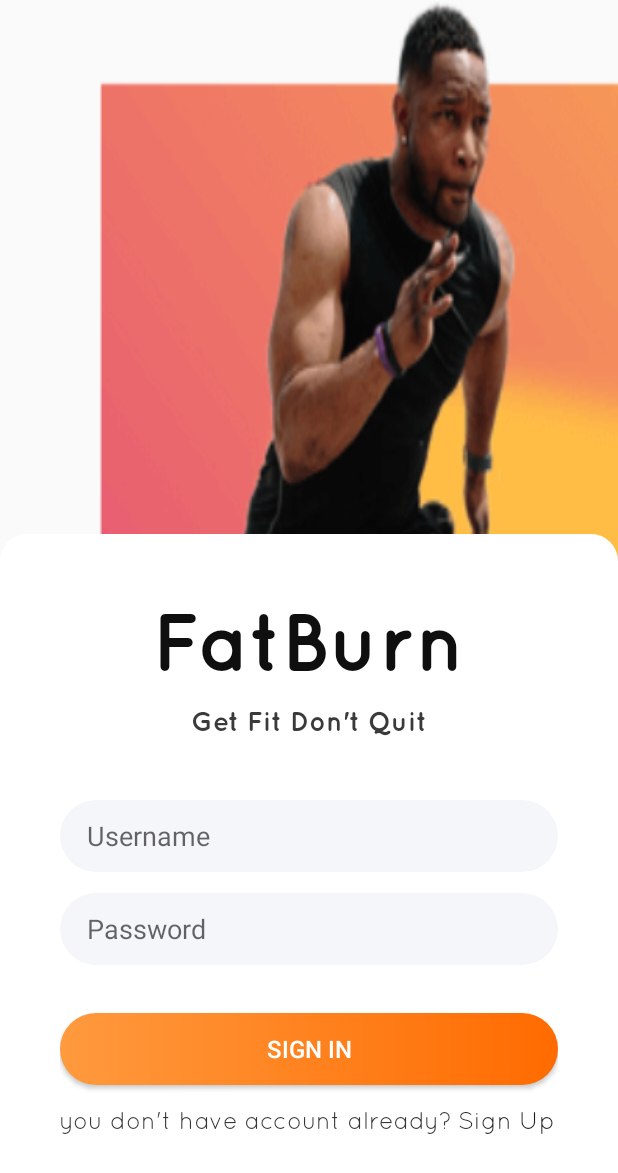
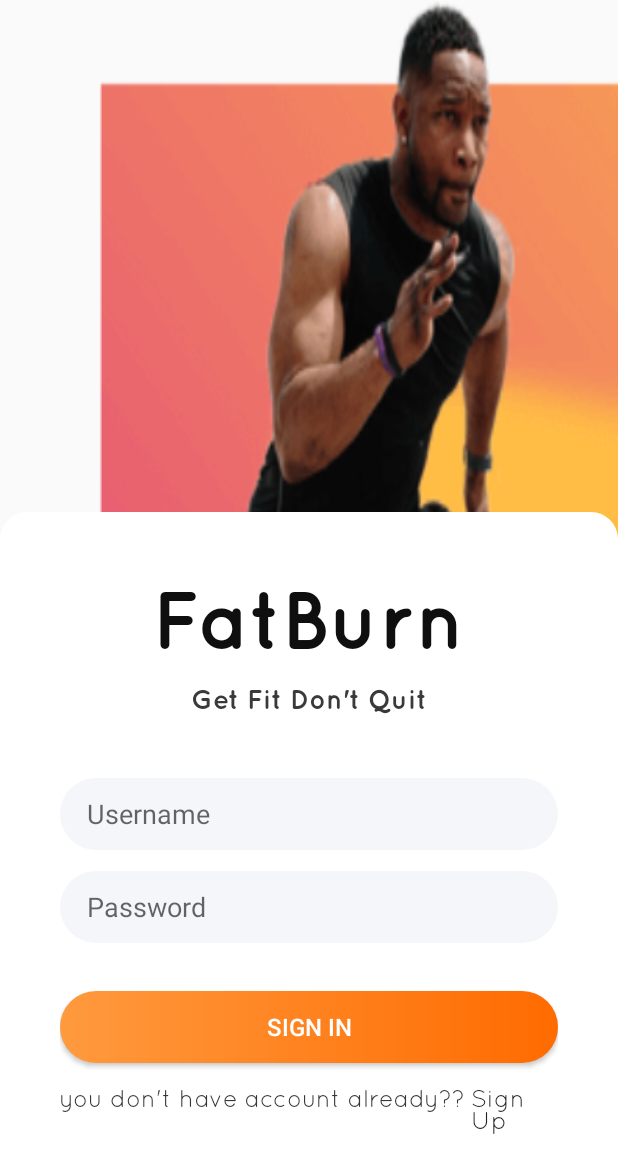
Before and after one commit to mochammadfariz/aplikasifitness, an Android app: the screen it shows after launch (MainActivity), on a phone screen of 412 x 824 dp. Shown: the top 1173 px of the screen. Run offline under Robolectric (Android 15) with nearby library versions, the phone set to English and light mode, and no system bars.

Commit message:
double question

```diff
--- a/app/src/main/res/layout/activity_main.xml
+++ b/app/src/main/res/layout/activity_main.xml
@@ -71,7 +71,7 @@
                 android:layout_width="wrap_content"
                 android:layout_height="wrap_content"
                 android:fontFamily="@font/quicksand_book"
-                android:text="you don't have account already?"
+                android:text="you don't have account already??"
                 android:textColor="#363636"
                 android:textSize="16dp"
                 android:clickable="true"
```
